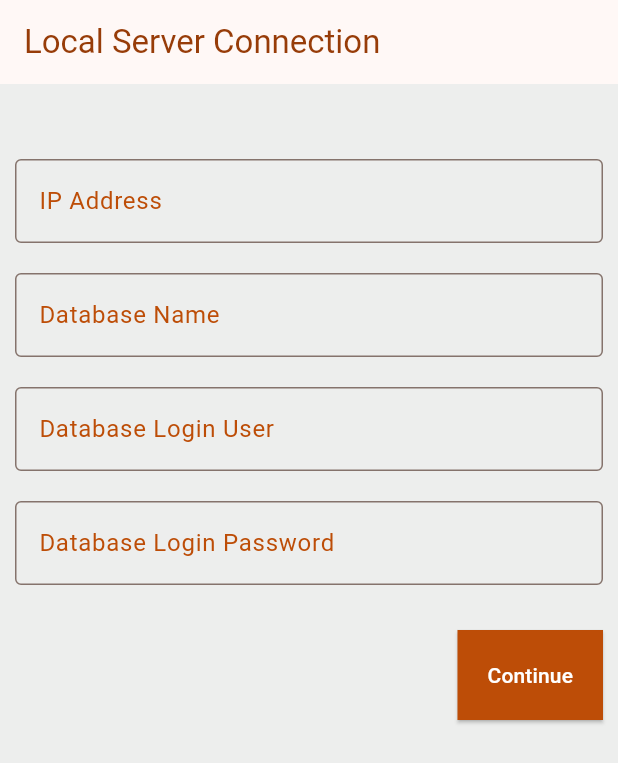
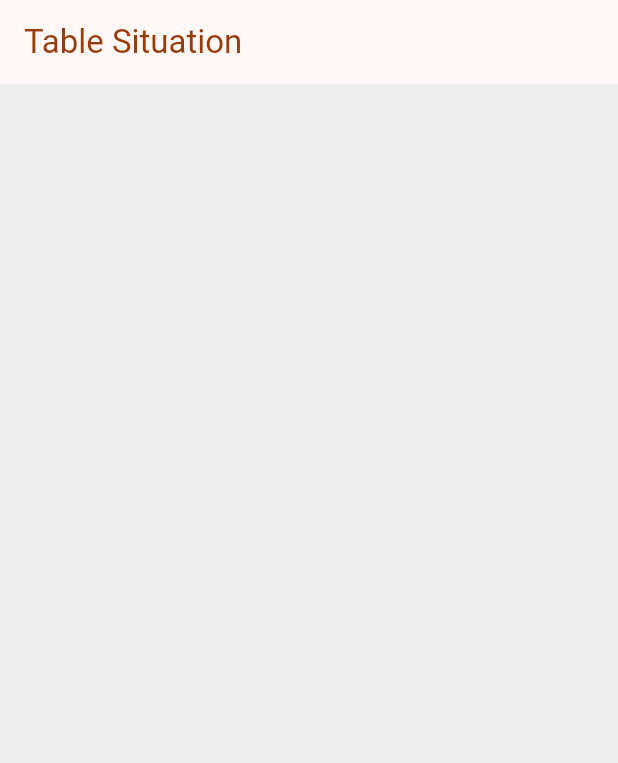
Before and after one commit to BOSDevTeam/waiter_app, a Flutter app: the screen it shows after launch, on a phone screen of 412 x 824 dp. Shown: the top 763 px of the screen. Run offline on Flutter 3.47's test engine with Material 2 defaults, Android fonts, the phone set to English and light mode, and no system bars; our stand-ins replace animated_splash_screen, dio, fluttertoast, hive, hive_flutter, retrofit and 1 more; accounts and stored records are empty; generated files the repository leaves out were written again; statements that could not run were skipped.

Commit message:
implementing table situation

```diff
--- a/lib/api/apiservice.dart
+++ b/lib/api/apiservice.dart
@@ -1,6 +1,7 @@
 import 'package:retrofit/retrofit.dart';
 import 'package:dio/dio.dart';
 import 'package:waiter_app/model/connector_model.dart';
+import 'package:waiter_app/model/table_situation_model.dart';
 import 'package:waiter_app/model/table_type_model.dart';
 import 'package:waiter_app/model/waiter_model.dart';
 
@@ -53,4 +54,8 @@ abstract class ApiService {
   @GET("systemsetting")
   Future<List<SystemSettingModel>> getSystemSetting(
       @Body() ConnectorModel connectorModel);
+
+  @GET("tablesituation")
+  Future<List<TableSituationModel>> getTableSituation(
+      @Body() ConnectorModel connectorModel,@Query("tableTypeId") int tableTypeId);
 }
--- /dev/null
+++ b/lib/controller/table_situation_controller.dart
@@ -0,0 +1,9 @@
+import 'package:waiter_app/model/table_situation_model.dart';
+
+class TableSituationController{
+  List<Map<String, dynamic>> lstTableType = [];
+  //List<Map<String, dynamic>> lstTable = [];
+  // List<Map<String, dynamic>> lstTableByTableType = [];
+  late Map<String, dynamic> selectedTableType;
+  List<TableSituationModel> lstTableSituation=[];
+}
--- a/lib/hive/hive_db.dart
+++ b/lib/hive/hive_db.dart
@@ -202,7 +202,7 @@ class HiveDB {
 
   static List<Map<String, dynamic>> getTaste() {
     final data = Hive.box(tasteBox).keys.map((key) {
-      final item = Hive.box(tableBox).get(key);
+      final item = Hive.box(tasteBox).get(key);
       return {
         "key": key,
         "tasteId": item["tasteId"],
--- a/lib/main.dart
+++ b/lib/main.dart
@@ -10,6 +10,7 @@ import 'package:waiter_app/view/login.dart';
 import 'package:waiter_app/view/navigation/nav_order.dart';
 import 'package:waiter_app/view/navigation/nav_setting.dart';
 import 'package:waiter_app/view/navigation/nav_table.dart';
+import 'package:waiter_app/view/table_situation.dart';
 
 import 'value/app_color.dart';
 
@@ -60,10 +61,11 @@ class MyApp extends StatelessWidget {
           colorScheme: ColorScheme.fromSeed(seedColor: AppColor.primary),
           useMaterial3: true,
         ),
-        home: AnimatedSplashScreen(
+        /* home: AnimatedSplashScreen(
             backgroundColor: AppColor.primary,
             splash: 'assets/images/foreground.png',
-            nextScreen: _startWidget()),
+            nextScreen: _startWidget()), */
+        home: TableSituation(),
         routes: {
           '/nav_order': (BuildContext ctx) => const NavOrder(),
           '/nav_table': (BuildContext ctx) => const NavTable(),
--- /dev/null
+++ b/lib/model/table_situation_model.dart
@@ -0,0 +1,20 @@
+import 'package:json_annotation/json_annotation.dart';
+
+part 'table_situation_model.g.dart';
+
+@JsonSerializable()
+class TableSituationModel{
+
+  @JsonKey(name: "TableID")
+  int tableId;
+  @JsonKey(name: "TableName")
+  String tableName;
+  @JsonKey(name: "IsOccupied")
+  bool isOccupied;
+
+  TableSituationModel({required this.tableId,required this.tableName,required this.isOccupied});
+
+  factory TableSituationModel.fromJson(Map<String, dynamic> json) => _$TableSituationModelFromJson(json);
+  Map<String, dynamic> toJson() => _$TableSituationModelToJson(this);
+
+}
--- a/lib/view/navigation/nav_order.dart
+++ b/lib/view/navigation/nav_order.dart
@@ -2,6 +2,7 @@ import 'package:flutter/material.dart';
 import 'package:provider/provider.dart';
 import 'package:waiter_app/hive/hive_db.dart';
 import 'package:waiter_app/widget/app_text.dart';
+import 'package:waiter_app/view/table_situation.dart';
 
 import '../../controller/order_provider.dart';
 import '../../model/item_model.dart';
@@ -123,7 +124,7 @@ class _NavOrderState extends State<NavOrder> {
                               onTap: () {
                                 Navigator.push(context,
                                     MaterialPageRoute(builder: (context) {
-                                  return Table();
+                                  return const TableSituation();
                                 }));
                               },
                               child: const SizedBox(
--- /dev/null
+++ b/lib/view/table_situation.dart
@@ -0,0 +1,164 @@
+import 'package:flutter/material.dart';
+import 'package:waiter_app/model/table_situation_model.dart';
+import 'package:waiter_app/widget/app_text.dart';
+import 'package:dio/dio.dart';
+
+import '../api/apiservice.dart';
+import '../controller/data_downloading_controller.dart';
+import '../controller/table_situation_controller.dart';
+import '../hive/hive_db.dart';
+import '../model/connector_model.dart';
+import '../value/app_color.dart';
+import '../value/app_string.dart';
+
+class TableSituation extends StatefulWidget {
+  const TableSituation({super.key});
+
+  @override
+  State<TableSituation> createState() => _TableSituationState();
+}
+
+class _TableSituationState extends State<TableSituation> {
+  dynamic apiService;
+  final tableSituationController = TableSituationController();
+  final dataDownloadingController = DataDownloadingController();
+
+  @override
+  void initState() {
+    dataDownloadingController.lstBaseUrl = HiveDB.getBaseUrl();
+    apiService = ApiService(
+        dio: Dio(BaseOptions(
+            baseUrl: dataDownloadingController.lstBaseUrl[0]["baseUrl"])));
+    dataDownloadingController.lstConnector = HiveDB.getConnector();
+    dataDownloadingController.connectorModel = ConnectorModel(
+        ipAddress: dataDownloadingController.lstConnector[0]["ipAddress"],
+        databaseName: dataDownloadingController.lstConnector[0]["databaseName"],
+        databaseLoginUser: dataDownloadingController.lstConnector[0]
+            ["databaseLoginUser"],
+        databaseLoginPassword: dataDownloadingController.lstConnector[0]
+            ["databaseLoginPassword"]);
+
+    tableSituationController.lstTableType = HiveDB.getTableType();
+    if (tableSituationController.lstTableType.isNotEmpty) {
+      tableSituationController.selectedTableType =
+          tableSituationController.lstTableType[0];
+
+      apiService
+          .getTableSituation(dataDownloadingController.connectorModel,
+              tableSituationController.selectedTableType["tableTypeId"])
+          .then((lstTableSituation) {
+            tableSituationController.lstTableSituation=lstTableSituation;
+          });
+
+      /* tableSituationController.lstTable = HiveDB.getTable();
+      tableSituationController.lstTableByTableType = tableSituationController
+          .lstTable
+          .where((element) =>
+              element["tableTypeId"] ==
+              tableSituationController.selectedTableType["tableTypeId"])
+          .toList(); */
+    }
+    super.initState();
+  }
+
+  @override
+  Widget build(BuildContext context) {
+    return Scaffold(
+      appBar: AppBar(
+          title: const Text(
+        AppString.tableSituation,
+        style: TextStyle(color: AppColor.primary),
+      )),
+      body: Container(
+        color: AppColor.grey,
+        child: Column(
+          children: [_tableType(), Expanded(child: _table())],
+        ),
+      ),
+    );
+  }
+
+  Widget _table() {
+    return GridView.count(
+        shrinkWrap: true,
+        crossAxisCount: 3,
+        children: List.generate(
+            tableSituationController.lstTableSituation.length, (index) {
+          TableSituationModel table =
+              tableSituationController.lstTableSituation[index];
+          return Container(
+            margin: const EdgeInsets.all(8),
+            padding: const EdgeInsets.all(5),
+            height: 120,
+            decoration: BoxDecoration(
+                color: Colors.white,
+                border: Border.all(color: AppColor.primary300),
+                borderRadius: BorderRadius.circular(5)),
+            child: Column(
+              children: [
+                SizedBox(
+                  height: 40,
+                  child: Row(
+                    mainAxisAlignment: MainAxisAlignment.spaceBetween,
+                    crossAxisAlignment: CrossAxisAlignment.start,
+                    children: [
+                      const Icon(
+                        Icons.person,
+                        color: AppColor.primary500,
+                      ),
+                      AppText(
+                        text: table.tableName,
+                        fontWeight: FontWeight.bold,
+                      )
+                    ],
+                  ),
+                ),
+                AppText(
+                  text: "Empty".toUpperCase(),
+                  color: AppColor.primary500,
+                  size: 14,
+                )
+              ],
+            ),
+          );
+        }));
+  }
+
+  Widget _tableType() {
+    return SizedBox(
+        height: 60,
+        child: ListView.builder(
+            //shrinkWrap: true,
+            scrollDirection: Axis.horizontal,
+            //physics: const AlwaysScrollableScrollPhysics(),
+            itemCount: tableSituationController.lstTableType.length,
+            itemBuilder: (context, index) {
+              Map<String, dynamic> tableType =
+                  tableSituationController.lstTableType[index];
+              return InkWell(
+                splashColor: AppColor.primary300,
+                onTap: () {},
+                child: Container(
+                    decoration: tableSituationController
+                                .selectedTableType["tableTypeId"] !=
+                            tableType["tableTypeId"]
+                        ? BoxDecoration(
+                            border: Border.all(color: AppColor.grey),
+                            color: Colors.white)
+                        : BoxDecoration(
+                            border: Border.all(color: AppColor.grey),
+                            color: AppColor.primaryDark),
+                    width: 130,
+                    alignment: Alignment.center,
+                    child: tableSituationController
+                                .selectedTableType["tableTypeId"] !=
+                            tableType["tableTypeId"]
+                        ? AppText(text: tableType["tableTypeName"])
+                        : AppText(
+                            text: tableType["tableTypeName"],
+                            color: Colors.white,
+                          )),
+              );
+            }));
+  }
+}
```
Also changed, not shown: lib/view/table.dart (deleted, +0 -29 lines), lib/api/apiservice.g.dart, lib/model/table_situation_model.g.dart (added).
